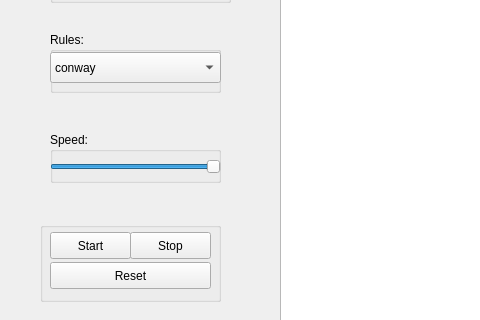
Qt form gui/GOL.ui (saeedghsh/cellular_automata) before a commit; both pictures show x 0 to 480 and y 298 to 618 of the 940 by 717 pixel window.
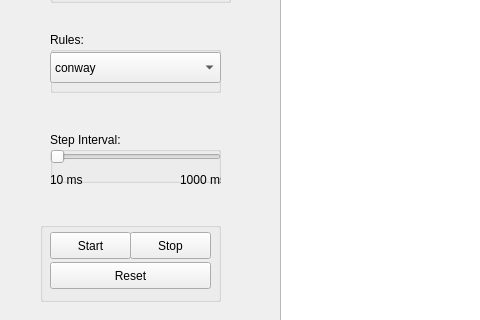
The same form after that commit.

Diff of the .ui file:
```diff
--- a/gui/GOL.ui
+++ b/gui/GOL.ui
@@ -213,25 +213,28 @@
      </rect>
     </property>
     <property name="title">
-     <string>Speed:</string>
+     <string>Step Interval:</string>
     </property>
     <widget class="QSlider" name="speedSlider">
      <property name="geometry">
       <rect>
        <x>0</x>
-       <y>20</y>
+       <y>10</y>
        <width>171</width>
        <height>29</height>
       </rect>
      </property>
      <property name="minimum">
-      <number>1</number>
+      <number>10</number>
      </property>
      <property name="maximum">
-      <number>100</number>
+      <number>1000</number>
+     </property>
+     <property name="singleStep">
+      <number>10</number>
      </property>
      <property name="value">
-      <number>100</number>
+      <number>10</number>
      </property>
      <property name="orientation">
       <enum>Qt::Horizontal</enum>
@@ -290,6 +293,32 @@
      </property>
     </widget>
    </widget>
+   <widget class="QLabel" name="label">
+    <property name="geometry">
+     <rect>
+      <x>180</x>
+      <y>470</y>
+      <width>41</width>
+      <height>16</height>
+     </rect>
+    </property>
+    <property name="text">
+     <string>1000 ms</string>
+    </property>
+   </widget>
+   <widget class="QLabel" name="label_2">
+    <property name="geometry">
+     <rect>
+      <x>50</x>
+      <y>470</y>
+      <width>41</width>
+      <height>16</height>
+     </rect>
+    </property>
+    <property name="text">
+     <string>10 ms</string>
+    </property>
+   </widget>
   </widget>
   <widget class="QMenuBar" name="menubar">
    <property name="geometry">
```
Left out of the diff: 2 changed lines with no effect on the pictures.
